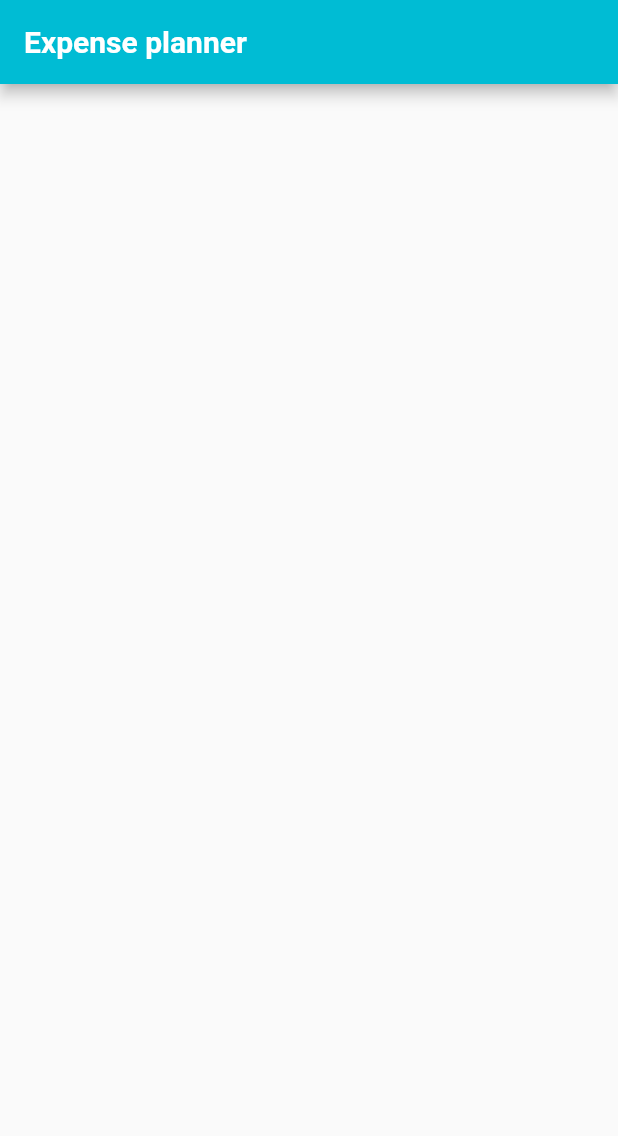
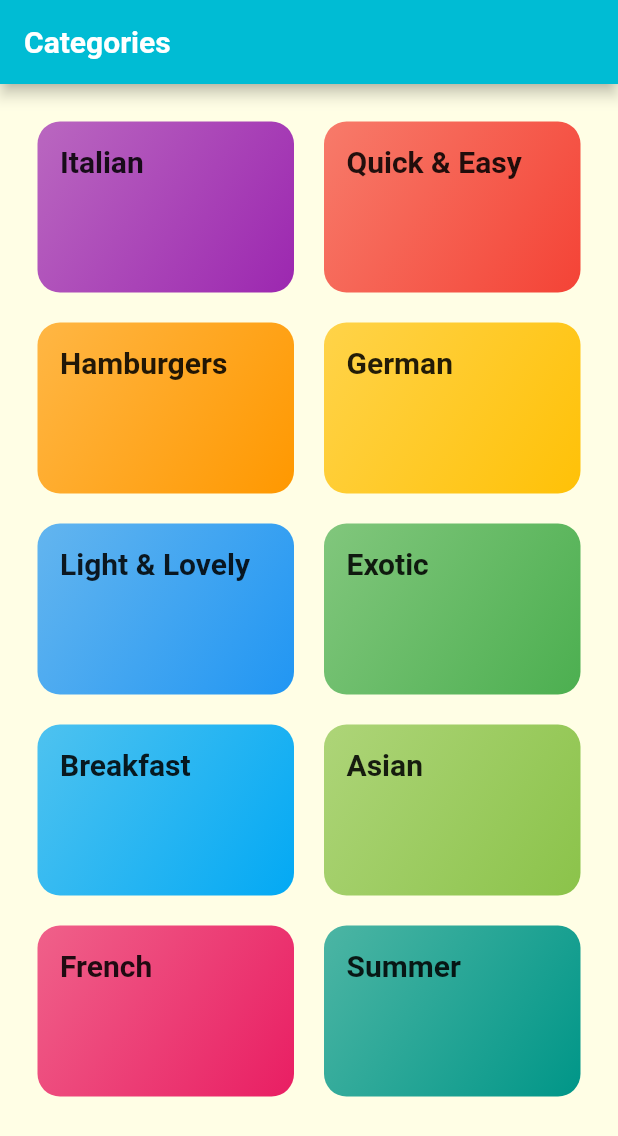
Before and after one commit to riadahmedzakir/flutter-food-list, a Flutter app: the screen it shows after launch, on a phone screen of 412 x 824 dp. Shown: the top 1136 px of the screen. Run offline on Flutter 3.47's test engine with Material 2 defaults, Android fonts, the phone set to English and light mode, and no system bars; Roboto replaces fonts that are missing (OpenSans, Quicksand).

Commit message:
Added list Category list view with dummy data

```diff
--- /dev/null
+++ b/lib/constants/dummy_data.dart
@@ -0,0 +1,55 @@
+import 'package:flutter/material.dart';
+import 'package:flutter_food_list/models/Category.dart';
+
+const DUMMY_CATEGORIES = [
+  Category(
+    id: 'c1',
+    title: 'Italian',
+    color: Colors.purple,
+  ),
+  Category(
+    id: 'c2',
+    title: 'Quick & Easy',
+    color: Colors.red,
+  ),
+  Category(
+    id: 'c3',
+    title: 'Hamburgers',
+    color: Colors.orange,
+  ),
+  Category(
+    id: 'c4',
+    title: 'German',
+    color: Colors.amber,
+  ),
+  Category(
+    id: 'c5',
+    title: 'Light & Lovely',
+    color: Colors.blue,
+  ),
+  Category(
+    id: 'c6',
+    title: 'Exotic',
+    color: Colors.green,
+  ),
+  Category(
+    id: 'c7',
+    title: 'Breakfast',
+    color: Colors.lightBlue,
+  ),
+  Category(
+    id: 'c8',
+    title: 'Asian',
+    color: Colors.lightGreen,
+  ),
+  Category(
+    id: 'c9',
+    title: 'French',
+    color: Colors.pink,
+  ),
+  Category(
+    id: 'c10',
+    title: 'Summer',
+    color: Colors.teal,
+  ),
+];
--- /dev/null
+++ b/lib/models/category.dart
@@ -0,0 +1,11 @@
+// ignore_for_file: file_names
+
+import 'package:flutter/material.dart';
+
+class Category {
+  final String id;
+  final String title;
+  final Color color;
+
+  const Category({required this.id, required this.title, required this.color});
+}
--- /dev/null
+++ b/lib/widgets/categories/category_item.dart
@@ -0,0 +1,33 @@
+import 'package:flutter/material.dart';
+
+class CategoryItem extends StatelessWidget {
+  final String title;
+  final Color color;
+
+  CategoryItem(this.title, this.color);
+
+  @override
+  Widget build(BuildContext context) {
+    return Container(
+      padding: const EdgeInsets.all(15),
+      decoration: BoxDecoration(
+        gradient: LinearGradient(
+          colors: [
+            color.withOpacity(0.7),
+            color,
+          ],
+          begin: Alignment.topLeft,
+          end: Alignment.bottomRight,
+        ),
+        borderRadius: BorderRadius.circular(15),
+      ),
+      child: Text(
+        title,
+        style: const TextStyle(
+          fontSize: 20,
+          fontWeight: FontWeight.bold,
+        ),
+      ),
+    );
+  }
+}
--- /dev/null
+++ b/lib/widgets/categories/category_list.dart
@@ -0,0 +1,29 @@
+import 'package:flutter/material.dart';
+import 'package:flutter_food_list/constants/dummy_data.dart';
+
+import 'category_item.dart';
+
+class CategoryList extends StatelessWidget {
+  const CategoryList({Key? key}) : super(key: key);
+
+  @override
+  Widget build(BuildContext context) {
+    return Scaffold(
+      appBar: AppBar(
+        title: const Text('Categories'),
+      ),
+      body: GridView(
+        padding: const EdgeInsets.all(25),
+          children: <Widget>[
+            ...DUMMY_CATEGORIES
+                .map((data) => CategoryItem(data.title, data.color))
+          ],
+          gridDelegate: const SliverGridDelegateWithMaxCrossAxisExtent(
+            maxCrossAxisExtent: 200,
+            childAspectRatio: 3 / 2,
+            crossAxisSpacing: 20,
+            mainAxisSpacing: 20,
+          )),
+    );
+  }
+}
--- a/lib/home/home.dart
+++ b/lib/widgets/home/home.dart
@@ -1,4 +1,5 @@
 import 'package:flutter/material.dart';
+import 'package:flutter_food_list/widgets/categories/category_list.dart';
 
 class Home extends StatefulWidget {
   @override
@@ -8,11 +9,6 @@ class Home extends StatefulWidget {
 class _HomeState extends State<Home> {
   @override
   Widget build(BuildContext context) {
-    return Scaffold(
-      appBar: AppBar(
-        title: const Text('Expense planner'),
-      ),
-      body: SingleChildScrollView(),
-    );
+    return CategoryList();
   }
 }
--- a/lib/widgets/root/root.dart
+++ b/lib/widgets/root/root.dart
@@ -1,7 +1,7 @@
 // ignore_for_file: prefer_const_constructors
 
 import 'package:flutter/material.dart';
-import 'package:flutter_food_list/home/home.dart';
+import 'package:flutter_food_list/widgets/home/home.dart';
 
 class Root extends StatelessWidget {
   @override
@@ -10,14 +10,16 @@ class Root extends StatelessWidget {
       title: 'Foods',
       theme: ThemeData(
           primarySwatch: Colors.cyan,
+          canvasColor: Color.fromRGBO(255, 254, 229, 1),
           errorColor: Colors.red,
           fontFamily: 'Quicksand',
           appBarTheme: AppBarTheme(
               textTheme: ThemeData.light().textTheme.copyWith(
                     headline6: TextStyle(
-                        fontFamily: 'OpenSans',
-                        fontSize: 20,
-                        fontWeight: FontWeight.bold),
+                      fontFamily: 'OpenSans',
+                      fontSize: 20,
+                      fontWeight: FontWeight.bold,
+                    ),
                     button: TextStyle(color: Colors.white),
                   ))),
       home: Home(),
```
Also changed, not shown: lib/widgets/food/food.dart (added).
